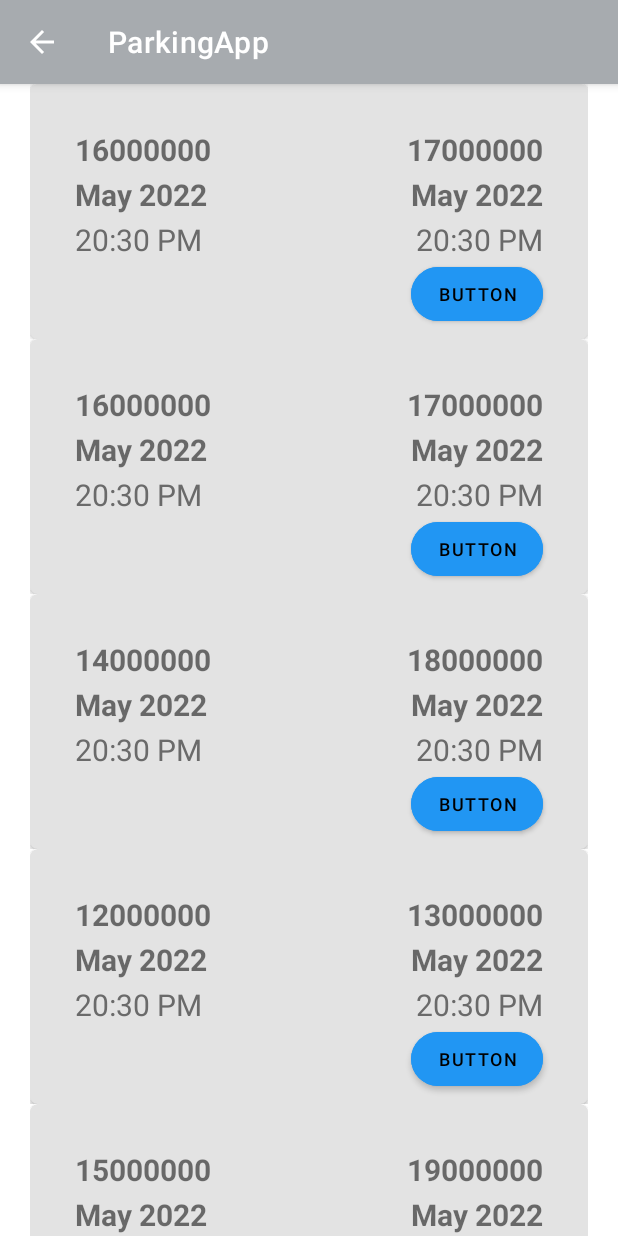
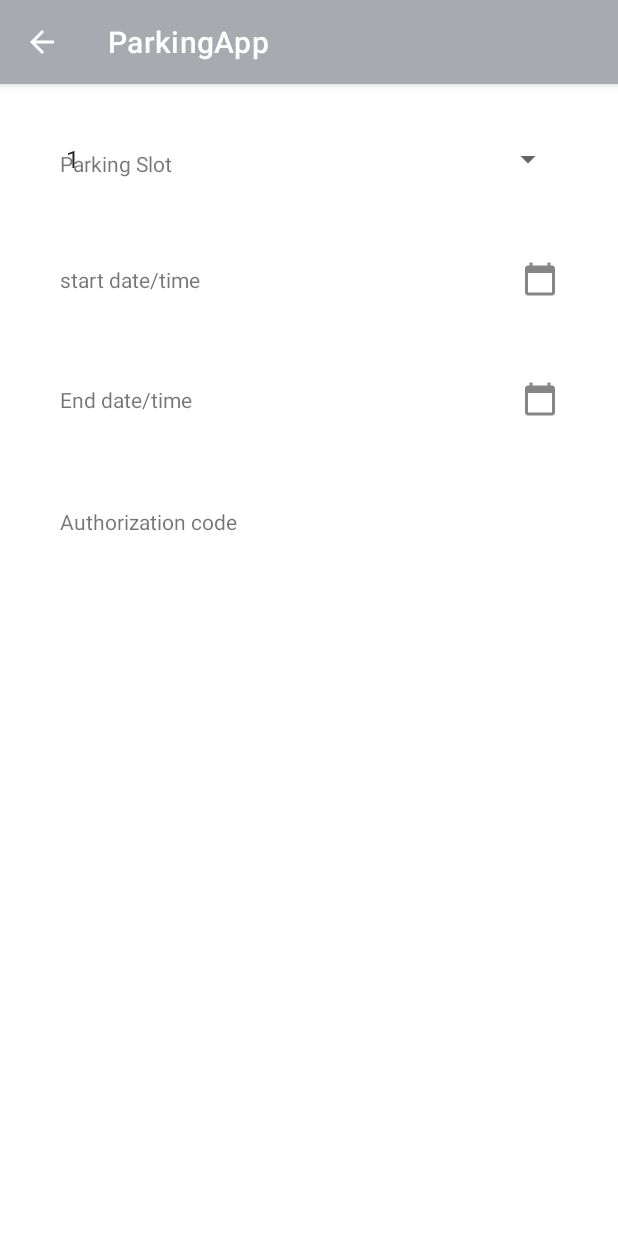
Before and after one commit to PatriciaDeCarvalho/ParkingApp, an Android app: the screen it shows after launch (LotDetailActivity before the commit, ReservartionActivity after it), on a phone screen of 412 x 824 dp. Run offline under Robolectric (Android 15) with nearby library versions, the phone set to English and light mode, and no system bars.

Commit message:
Feature: spinner implementation

```diff
--- a/app/src/main/AndroidManifest.xml
+++ b/app/src/main/AndroidManifest.xml
@@ -19,10 +19,7 @@
             android:name=".LotDetailActivity"
             android:exported="true"
             android:parentActivityName=".LotDetailActivity">
-            <intent-filter>
-                <action android:name="android.intent.action.MAIN" />
-                <category android:name="android.intent.category.LAUNCHER" />
-            </intent-filter>
+
         </activity>
 
 
@@ -30,6 +27,10 @@
             android:name=".ReservartionActivity"
             android:exported="true"
             android:parentActivityName=".ReservartionActivity">
+            <intent-filter>
+                <action android:name="android.intent.action.MAIN" />
+                <category android:name="android.intent.category.LAUNCHER" />
+            </intent-filter>
 
         </activity>
 
--- a/app/src/main/java/com/example/parkingapp/ReservartionActivity.kt
+++ b/app/src/main/java/com/example/parkingapp/ReservartionActivity.kt
@@ -2,19 +2,43 @@ package com.example.parkingapp
 
 import android.content.Intent
 import android.os.Bundle
+import android.view.View
+import android.widget.*
 import androidx.appcompat.app.AppCompatActivity
 
-class ReservartionActivity : AppCompatActivity()
+class ReservartionActivity : AppCompatActivity() {
+
+   lateinit var options: Spinner
+   lateinit var textSpinner: EditText
 
 
-{
    override fun onCreate(savedInstanceState: Bundle?) {
       super.onCreate(savedInstanceState)
       setContentView(R.layout.activity_add_reservation)
+
+      //acces to spinner
+      options = findViewById(R.id.planets_spinner1)
+      //textSpinner = findViewById(R.id.textView)
+
+      //acces to array
+      val spinnerArray = resources.getStringArray(R.array.lotsSpinner)
+
+
+      // spinner Adapter
+      val spinnerAdapter = ArrayAdapter(this, android.R.layout.simple_spinner_item, spinnerArray)
+      options.adapter = spinnerAdapter
+
+      options.onItemSelectedListener = object : AdapterView.OnItemSelectedListener {
+
+         override fun onItemSelected(p0: AdapterView<*>?, p1: View?, p2: Int, p3: Long) {
+            Toast.makeText(applicationContext, options.toString(), Toast.LENGTH_SHORT).show()
+
+         }
+
+         override fun onNothingSelected(parent: AdapterView<*>) {
+
+
+         }
+      }
    }
 }
-
-//   override fun onBackPressed() {
-//      super.onBackPressed()
-//      startActivity(Intent(this, ParkingActivity::class.java))
-//   }
--- /dev/null
+++ b/app/src/main/java/com/example/parkingapp/spiner/AdapterView/OnItemSelectedListener.kt
@@ -0,0 +1,4 @@
+package com.example.parkingapp.spiner.AdapterView
+
+class OnItemSelectedListener {
+}
--- /dev/null
+++ b/app/src/main/java/com/example/parkingapp/spiner/Spinner.kt
@@ -0,0 +1,4 @@
+package com.example.parkingapp.spiner
+
+class Spinner {
+}
--- a/app/src/main/res/layout/activity_add_reservation.xml
+++ b/app/src/main/res/layout/activity_add_reservation.xml
@@ -13,6 +13,7 @@
         android:layout_height="@dimen/planets_spinner1_layout_height"
         android:layout_margin="@dimen/planets_spinner1_layout_margin"
         android:layerType="software"
+        android:entries="@array/lotsSpinner"
         app:layout_constraintBottom_toBottomOf="@id/rectangle_spinner1"
         app:layout_constraintEnd_toEndOf="parent"
         app:layout_constraintStart_toStartOf="parent"
--- /dev/null
+++ b/app/src/main/res/values/spinner_list.xml
@@ -0,0 +1,13 @@
+<?xml version="1.0" encoding="utf-8"?>
+<resources>
+    <string-array name="lotsSpinner">
+        <item>1</item>
+        <item>2</item>
+        <item>3</item>
+        <item>4</item>
+        <item>5</item>
+        <item>6</item>
+        <item>7</item>
+        <item>8</item>
+    </string-array>
+</resources>
--- a/app/src/main/res/values/strings.xml
+++ b/app/src/main/res/values/strings.xml
@@ -22,4 +22,5 @@
     <string name="calendar_1">calendar</string>
     <string name="add_reservartion">add reservartion</string>
     <string name="save">Save</string>
+
 </resources>
```
